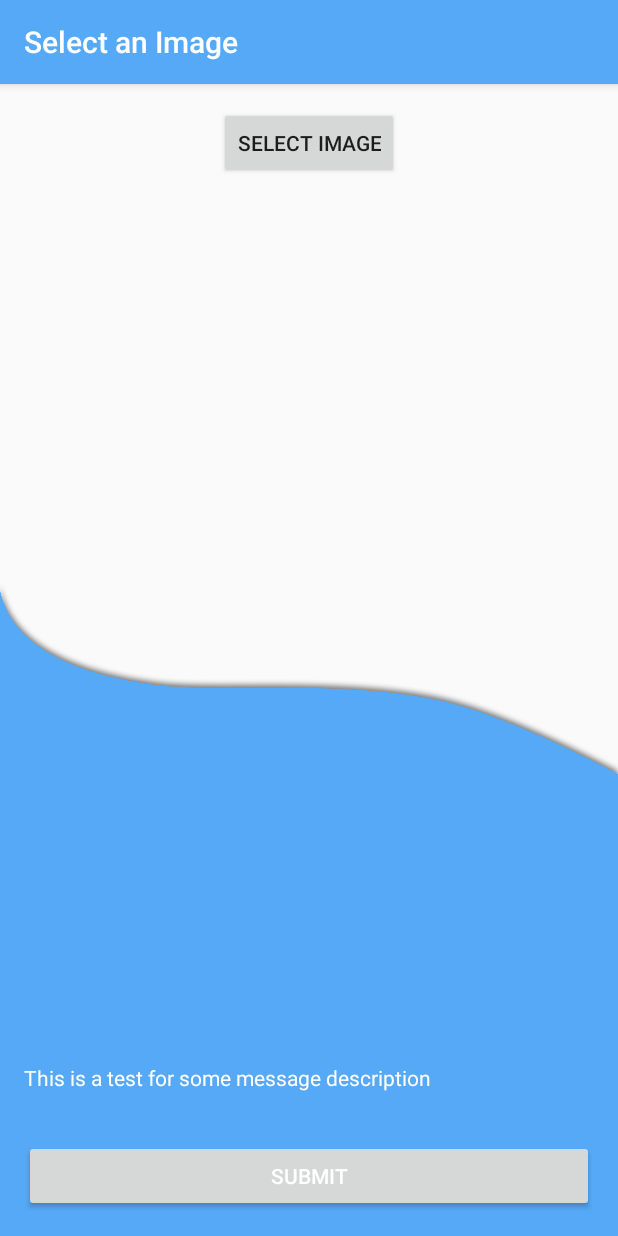
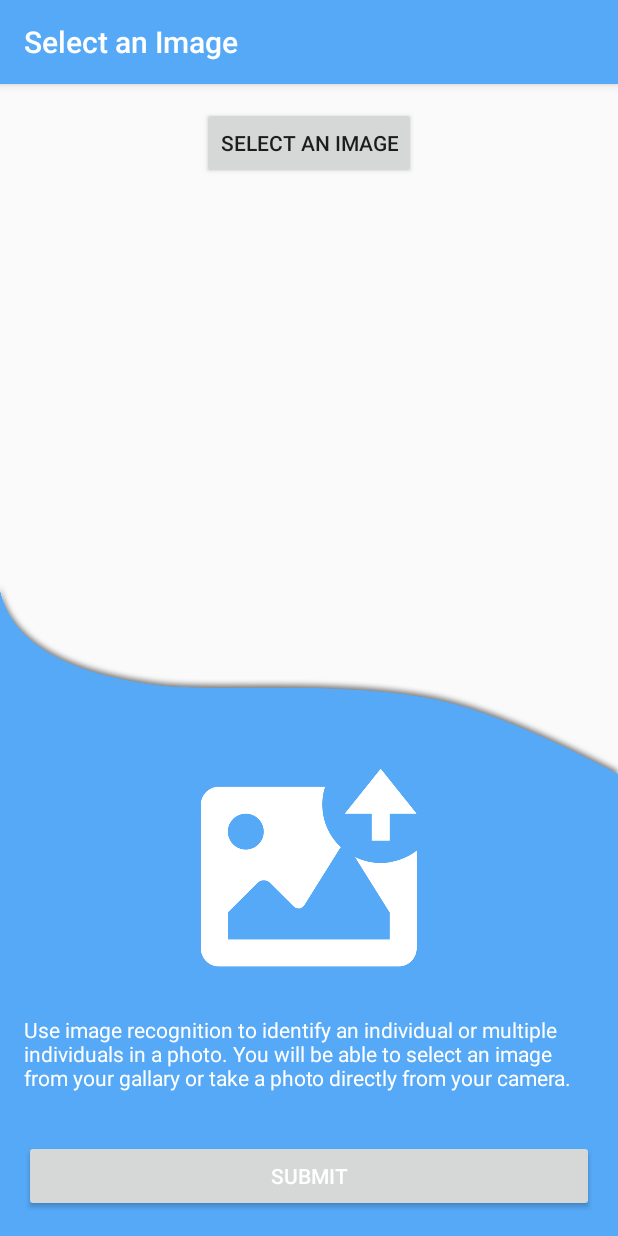
Before and after one commit to itsAlexNguyen/Identif.ai, an Android app: the ImageEntryController screen opened directly, with no data from a screen before it, after a tap on "SUBMIT", on a phone screen of 412 x 824 dp. Run offline under Robolectric (Android 15) with nearby library versions, the phone set to English and light mode, and no system bars; libraries missing offline, so code that uses them is left out: com.esafirm.imagepicker.

Commit message:
Clean up Image Controller

```diff
--- /dev/null
+++ b/app-core/src/main/res/values/colors.xml
@@ -0,0 +1,5 @@
+<?xml version="1.0" encoding="utf-8"?>
+<resources>
+    <color name="disabled_grey">#B9B9B9</color>
+    <color name="success_green">#19A98D</color>
+</resources>
--- a/image/src/main/java/mcmaster/mcmaster/ca/image/ImageEntryController.java
+++ b/image/src/main/java/mcmaster/mcmaster/ca/image/ImageEntryController.java
@@ -36,6 +36,7 @@ public class ImageEntryController extends BaseActivity {
     public Bitmap selectedImage;
     public static final int RESULT_CODE = 2002;
     private final ImageDetectionService service = new ImageDetectionService();
+    private Button submitButton;
 
     @Override
     protected void onCreate(Bundle savedInstanceState) {
@@ -49,13 +50,16 @@ public class ImageEntryController extends BaseActivity {
                 openSelectImage();
             }
         });
-        findViewById(R.id.submit_button).setOnClickListener(new View.OnClickListener() {
+        submitButton = findViewById(R.id.submit_button);
+        submitButton.setOnClickListener(new View.OnClickListener() {
             @Override
             public void onClick(View view) {
                 if (selectedImage != null) {
                     submitImage(selectedImage);
                 } else {
-                    Toast.makeText(ImageEntryController.this, "Please select an Image", Toast.LENGTH_SHORT).show();
+                    Toast
+                        .makeText(ImageEntryController.this, getString(R.string.select_image_error), Toast.LENGTH_SHORT)
+                        .show();
                 }
             }
         });
@@ -78,6 +82,7 @@ public class ImageEntryController extends BaseActivity {
                 ImageView imageView = findViewById(R.id.image_view);
                 imageView.setVisibility(View.VISIBLE);
                 imageView.setImageBitmap(myBitmap);
+                submitButton.setBackgroundColor(getResources().getColor(R.color.success_green));
             }
 
         }
--- a/image/src/main/res/layout/activity_image_entry_controller.xml
+++ b/image/src/main/res/layout/activity_image_entry_controller.xml
@@ -14,13 +14,14 @@
             android:id="@+id/image_view"
             android:layout_width="150dp"
             android:layout_height="150dp"
+            android:importantForAccessibility="no"
             android:visibility="gone" />
 
         <Button
             android:id="@+id/select_image_button"
             android:layout_width="wrap_content"
             android:layout_height="wrap_content"
-            android:text="Select Image" />
+            android:text="@string/select_image" />
     </LinearLayout>
 
     <ImageView
@@ -30,12 +31,22 @@
         android:importantForAccessibility="no"
         android:src="@drawable/bottom_section" />
 
+    <ImageView
+        android:layout_width="wrap_content"
+        android:layout_height="wrap_content"
+        android:layout_above="@+id/image_description"
+        android:layout_centerHorizontal="true"
+        android:importantForAccessibility="no"
+        android:paddingBottom="@dimen/app_default_padding"
+        android:src="@drawable/image_upload_icon" />
+
     <TextView
+        android:id="@+id/image_description"
         android:layout_width="match_parent"
         android:layout_height="wrap_content"
         android:layout_above="@+id/submit_button"
         android:layout_margin="@dimen/app_default_padding"
-        android:text="This is a test for some message description"
+        android:text="@string/select_image_description"
         android:textColor="@android:color/white" />
 
     <Button
@@ -44,6 +55,6 @@
         android:layout_height="wrap_content"
         android:layout_alignParentBottom="true"
         android:layout_margin="@dimen/app_default_padding"
-        android:text="Submit"
+        android:text="@string/submit_action"
         android:textColor="@android:color/white" />
 </RelativeLayout>
--- a/image/src/main/res/values/strings.xml
+++ b/image/src/main/res/values/strings.xml
@@ -1,4 +1,8 @@
 <resources>
     <string name="app_name">image</string>
     <string name="select_image">Select an Image</string>
+    <string name="select_image_description">Use image recognition to identify an individual or multiple
+        individuals in a photo. You will be able to select an image from your gallary or take a photo directly
+        from your camera.</string>
+    <string name="select_image_error">Please Select an Image.</string>
 </resources>
--- a/text/src/main/res/layout/activity_text_entry_controller.xml
+++ b/text/src/main/res/layout/activity_text_entry_controller.xml
@@ -26,7 +26,8 @@
             android:id="@+id/text_entry_edittext"
             android:layout_width="match_parent"
             android:layout_height="wrap_content"
-            android:hint="Enter movie, keyword, etc"
+            android:hint="@string/enter_text_placeholder"
+            android:imeOptions="actionDone"
             android:maxLines="1"
             android:padding="@dimen/app_default_padding" />
     </LinearLayout>
@@ -37,6 +38,6 @@
         android:layout_height="wrap_content"
         android:layout_alignParentBottom="true"
         android:layout_margin="@dimen/app_default_padding"
-        android:text="Submit"
+        android:text="@string/submit_action"
         android:textColor="@android:color/white" />
 </RelativeLayout>
--- a/text/src/main/res/values/strings.xml
+++ b/text/src/main/res/values/strings.xml
@@ -1,4 +1,5 @@
 <resources>
     <string name="app_name">text</string>
     <string name="enter_text">Enter Text</string>
+    <string name="enter_text_placeholder">Enter movie, keyword, etc</string>
 </resources>
```
Also changed, not shown: text/src/main/java/mcmaster/ca/text/TextEntryController.java (+26 -1 lines), image/src/main/res/drawable-mdpi/image_upload_icon.png (added), image/src/main/res/drawable-xxhdpi/image_upload_icon.png (added), image/src/main/res/drawable-xxxhdpi/image_upload_icon.png (added).
